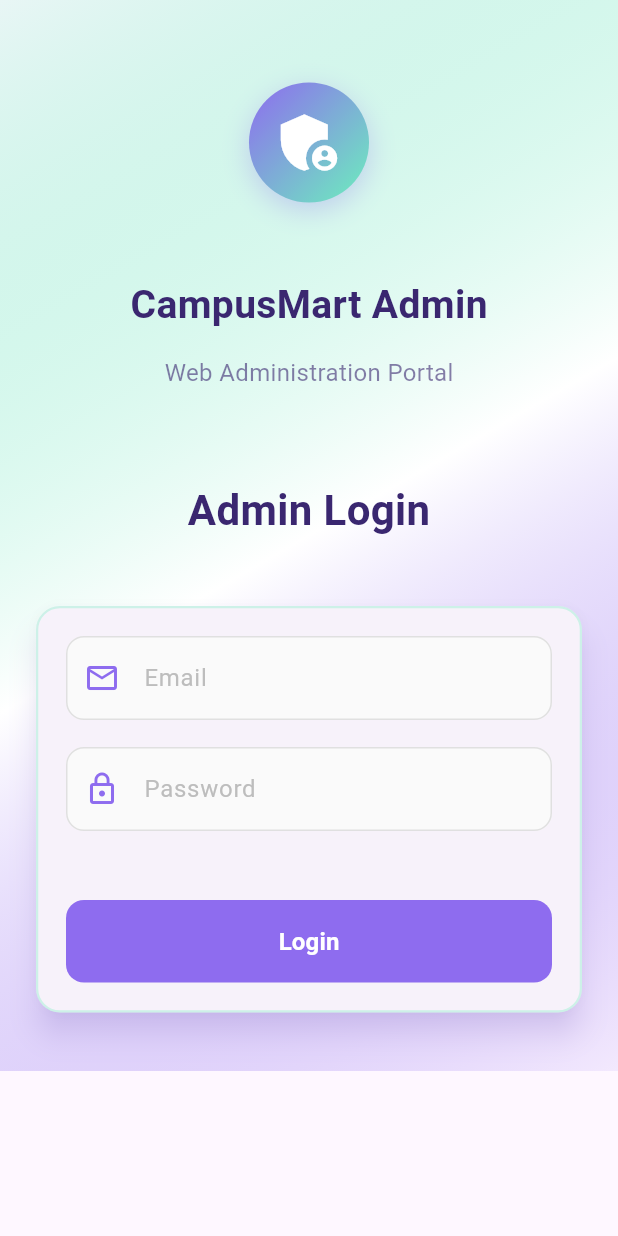
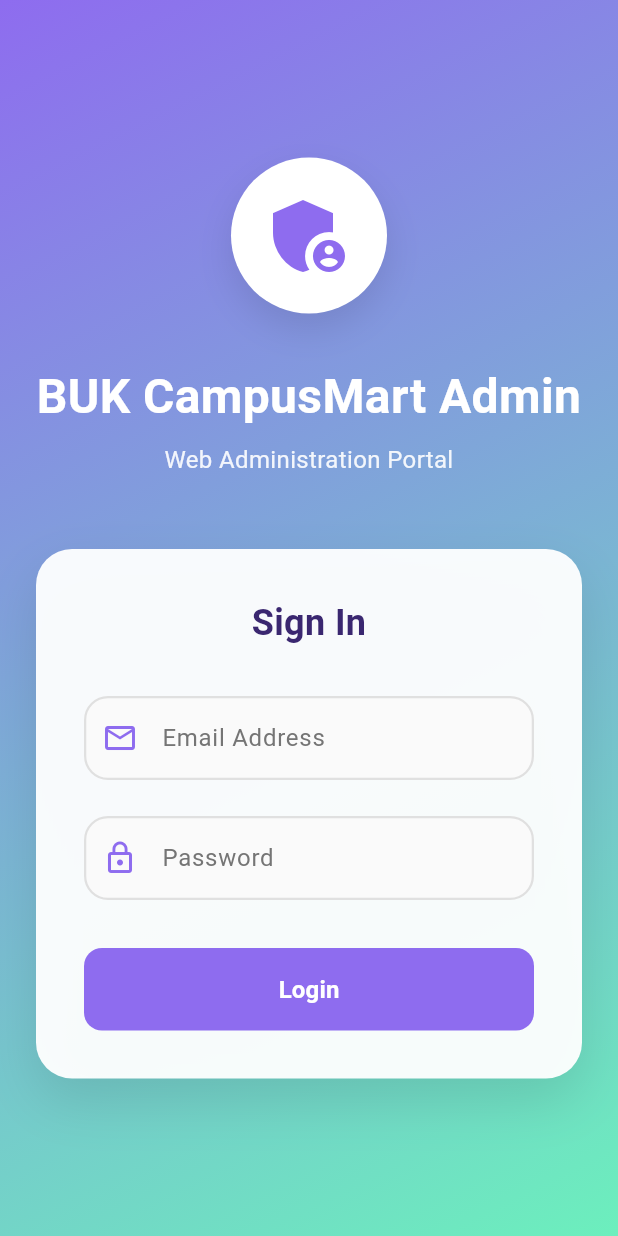
Before and after one commit to MujahidAmin1/campus_mart_admin_panel, a Flutter app: the screen it shows after launch, on a phone screen of 412 x 824 dp. Run offline on Flutter 3.47's test engine with Material 3 defaults, Android fonts, the phone set to English and light mode, and no system bars; our stand-ins replace cloud_firestore, firebase_auth, firebase_core, flutter_riverpod, riverpod; accounts and stored records are empty; statements that could not run were skipped.

Commit message:
final fix

```diff
--- a/lib/features/auth/view/authscreen.dart
+++ b/lib/features/auth/view/authscreen.dart
@@ -66,101 +66,138 @@ class _AuthScreenState extends ConsumerState<AuthScreen> {
             begin: Alignment.topLeft,
             end: Alignment.bottomRight,
             colors: [
-              Color(0xff6CEFBD).withOpacity(0.15),
-              Colors.white,
-              Color(0xff8E6CEF).withOpacity(0.1),
+              Color(0xff8E6CEF), // Purple
+              Color(0xff6CEFBD), // Teal
             ],
           ),
         ),
         child: SafeArea(
+          child: Center(
             child: SingleChildScrollView(
               child: Padding(
-              padding: const EdgeInsets.symmetric(horizontal: 20),
+                padding: const EdgeInsets.all(24),
+                child: ConstrainedBox(
+                  constraints: const BoxConstraints(maxWidth: 480),
                   child: Form(
                     key: _formKey,
                     child: Column(
-                  spacing: 15,
-                  crossAxisAlignment: CrossAxisAlignment.start,
+                      mainAxisAlignment: MainAxisAlignment.center,
                       children: [
-                    const SizedBox(height: 40),
-                    Center(
-                      child: Container(
-                        padding: EdgeInsets.all(15),
+                        // Logo and branding
+                        Container(
+                          padding: const EdgeInsets.all(20),
                           decoration: BoxDecoration(
-                          gradient: LinearGradient(
-                            colors: [Color(0xff8E6CEF), Color(0xff6CEFBD)],
-                            begin: Alignment.topLeft,
-                            end: Alignment.bottomRight,
-                          ),
+                            color: Colors.white,
                             shape: BoxShape.circle,
                             boxShadow: [
                               BoxShadow(
-                              color: Color(0xff8E6CEF).withOpacity(0.3),
-                              blurRadius: 15,
-                              offset: Offset(0, 5),
+                                color: Colors.black.withOpacity(0.1),
+                                blurRadius: 20,
+                                offset: const Offset(0, 10),
                               ),
                             ],
                           ),
                           child: Icon(
                             Icons.admin_panel_settings,
-                          size: 50,
-                          color: Colors.white,
+                            size: 64,
+                            color: Color(0xff8E6CEF),
                           ),
                         ),
+                        const SizedBox(height: 32),
+
+                        // Title
+                        Text(
+                          "BUK CampusMart Admin",
+                          style: kTextStyle(
+                            color: Colors.white,
+                            size: 32,
+                            isBold: true,
                           ),
-                    const SizedBox(height: 20),
-                    Center(
-                        child: Text("CampusMart Admin",
-                            style: kTextStyle(color: Color(0xff3A2770), size: 26, isBold: true))),
-                    Center(
-                        child: Text("Web Administration Portal",
-                            style: kTextStyle(color: Color(0xff3A2770).withOpacity(0.6), size: 16))),
-                    const SizedBox(height: 30),
-                    Center(
-                        child: Text("Admin Login",
-                            style: kTextStyle(size: 28, isBold: true, color: Color(0xff3A2770)))),
-                    const SizedBox(height: 10),
-                    Card(
-                      elevation: 8,
-                      shadowColor: Color(0xff8E6CEF).withOpacity(0.3),
-                      shape: RoundedRectangleBorder(
+                          textAlign: TextAlign.center,
+                        ),
+                        const SizedBox(height: 8),
+                        Text(
+                          "Web Administration Portal",
+                          style: kTextStyle(
+                            color: Colors.white.withOpacity(0.9),
+                            size: 16,
+                          ),
+                          textAlign: TextAlign.center,
+                        ),
+                        const SizedBox(height: 48),
+
+                        // Login Card with glassmorphism
+                        Container(
+                          decoration: BoxDecoration(
+                            color: Colors.white.withOpacity(0.95),
+                            borderRadius: BorderRadius.circular(24),
+                            boxShadow: [
+                              BoxShadow(
+                                color: Colors.black.withOpacity(0.1),
+                                blurRadius: 30,
+                                offset: const Offset(0, 15),
+                              ),
+                            ],
+                          ),
+                          child: Padding(
+                            padding: const EdgeInsets.all(32),
+                            child: Column(
+                              crossAxisAlignment: CrossAxisAlignment.stretch,
+                              children: [
+                                Text(
+                                  "Sign In",
+                                  style: kTextStyle(
+                                    size: 24,
+                                    isBold: true,
+                                    color: Color(0xff3A2770),
+                                  ),
+                                  textAlign: TextAlign.center,
+                                ),
+                                const SizedBox(height: 32),
+
+                                // Email Field
+                                TextFormField(
+                                  controller: emailController,
+                                  cursorColor: Color(0xff8E6CEF),
+                                  style: kTextStyle(size: 16, color: Color(0xff3A2770)),
+                                  decoration: InputDecoration(
+                                    prefixIcon: Icon(
+                                      Icons.email_outlined,
+                                      color: Color(0xff8E6CEF),
+                                    ),
+                                    labelText: "Email Address",
+                                    labelStyle: TextStyle(color: Colors.grey.shade600),
+                                    floatingLabelStyle: TextStyle(color: Color(0xff8E6CEF)),
+                                    focusedBorder: OutlineInputBorder(
                                       borderRadius: BorderRadius.circular(16),
-                        side: BorderSide(
-                          color: Color(0xff6CEFBD).withOpacity(0.3),
+                                      borderSide: BorderSide(
+                                        color: Color(0xff8E6CEF),
+                                        width: 2,
+                                      ),
+                                    ),
+                                    enabledBorder: OutlineInputBorder(
+                                      borderRadius: BorderRadius.circular(16),
+                                      borderSide: BorderSide(
+                                        color: Colors.grey.shade300,
                                         width: 1.5,
                                       ),
                                     ),
-                      child: Padding(
-                        padding: const EdgeInsets.all(20.0),
-                        child: Column(
-                          spacing: 18,
-                          crossAxisAlignment: CrossAxisAlignment.start,
-                          children: [
-                            TextFormField(
-                              controller: emailController,
-                              cursorColor: Color(0xff8E6CEF),
-                              decoration: InputDecoration(
-                                prefixIcon: Icon(Icons.email_outlined, color: Color(0xff8E6CEF)),
-                                focusedBorder: OutlineInputBorder(
-                                  borderRadius: BorderRadius.circular(12),
-                                  borderSide: BorderSide(color: Color(0xff8E6CEF), width: 2),
+                                    errorBorder: OutlineInputBorder(
+                                      borderRadius: BorderRadius.circular(16),
+                                      borderSide: BorderSide(
+                                        color: Colors.red.shade400,
+                                        width: 1.5,
                                       ),
-                                enabledBorder: OutlineInputBorder(
-                                  borderRadius: BorderRadius.circular(12),
-                                  borderSide: BorderSide(color: Colors.grey.shade300),
-                                ),
-                                errorBorder: OutlineInputBorder(
-                                  borderRadius: BorderRadius.circular(12),
-                                  borderSide: BorderSide(color: Colors.red.shade300),
                                     ),
                                     focusedErrorBorder: OutlineInputBorder(
-                                  borderRadius: BorderRadius.circular(12),
-                                  borderSide: BorderSide(color: Colors.red, width: 2),
+                                      borderRadius: BorderRadius.circular(16),
+                                      borderSide: BorderSide(
+                                        color: Colors.red,
+                                        width: 2,
+                                      ),
                                     ),
                                     filled: true,
                                     fillColor: Colors.grey.shade50,
-                                hintText: "Email",
-                                hintStyle: TextStyle(color: Colors.grey.shade400),
                                   ),
                                   validator: (value) {
                                     if (value == null || value.isEmpty) {
@@ -171,32 +208,52 @@ class _AuthScreenState extends ConsumerState<AuthScreen> {
                                     return null;
                                   },
                                 ),
+                                const SizedBox(height: 24),
+
+                                // Password Field
                                 TextFormField(
                                   controller: passwordController,
                                   obscureText: true,
                                   cursorColor: Color(0xff8E6CEF),
+                                  style: kTextStyle(size: 16, color: Color(0xff3A2770)),
                                   decoration: InputDecoration(
-                                prefixIcon: Icon(Icons.lock_outline, color: Color(0xff8E6CEF)),
+                                    prefixIcon: Icon(
+                                      Icons.lock_outline,
+                                      color: Color(0xff8E6CEF),
+                                    ),
+                                    labelText: "Password",
+                                    labelStyle: TextStyle(color: Colors.grey.shade600),
+                                    floatingLabelStyle: TextStyle(color: Color(0xff8E6CEF)),
                                     focusedBorder: OutlineInputBorder(
-                                  borderRadius: BorderRadius.circular(12),
-                                  borderSide: BorderSide(color: Color(0xff8E6CEF), width: 2),
+                                      borderRadius: BorderRadius.circular(16),
+                                      borderSide: BorderSide(
+                                        color: Color(0xff8E6CEF),
+                                        width: 2,
+                                      ),
                                     ),
                                     enabledBorder: OutlineInputBorder(
-                                  borderRadius: BorderRadius.circular(12),
-                                  borderSide: BorderSide(color: Colors.grey.shade300),
+                                      borderRadius: BorderRadius.circular(16),
+                                      borderSide: BorderSide(
+                                        color: Colors.grey.shade300,
+                                        width: 1.5,
+                                      ),
                                     ),
                                     errorBorder: OutlineInputBorder(
-                                  borderRadius: BorderRadius.circular(12),
-                                  borderSide: BorderSide(color: Colors.red.shade300),
+                                      borderRadius: BorderRadius.circular(16),
+                                      borderSide: BorderSide(
+                                        color: Colors.red.shade400,
+                                        width: 1.5,
+                                      ),
                                     ),
                                     focusedErrorBorder: OutlineInputBorder(
-                                  borderRadius: BorderRadius.circular(12),
-                                  borderSide: BorderSide(color: Colors.red, width: 2),
+                                      borderRadius: BorderRadius.circular(16),
+                                      borderSide: BorderSide(
+                                        color: Colors.red,
+                                        width: 2,
+                                      ),
                                     ),
                                     filled: true,
                                     fillColor: Colors.grey.shade50,
-                                hintText: "Password",
-                                hintStyle: TextStyle(color: Colors.grey.shade400),
                                   ),
                                   validator: (value) {
                                     if (value == null || value.isEmpty) {
@@ -207,9 +264,11 @@ class _AuthScreenState extends ConsumerState<AuthScreen> {
                                     return null;
                                   },
                                 ),
-                            const SizedBox(height: 10),
+                                const SizedBox(height: 32),
+
+                                // Submit Button
                                 buildSubmitButton(
-                              false, // Always false since this is login only
+                                  false,
                                   authstate,
                                   () async {
                                     if (_formKey.currentState!.validate()) {
@@ -219,14 +278,15 @@ class _AuthScreenState extends ConsumerState<AuthScreen> {
                                         passwordController.text.trim(),
                                       );
                                     }
-                              }
+                                  },
                                 ),
                               ],
                             ),
                           ),
                         ),
-                    const SizedBox(height: 20),
                       ],
+                    ),
+                  ),
                 ),
               ),
             ),
--- a/lib/features/drawer/pending delivery/controller/pend_controller.dart
+++ b/lib/features/drawer/pending delivery/controller/pend_controller.dart
@@ -27,10 +27,10 @@ final filteredPendingDeliveriesProvider = Provider.autoDispose<AsyncValue<List<M
     if (searchQuery.isNotEmpty) {
       return orders.where((order) {
         final orderId = order['orderId'] as String;
-        final last5Digits = orderId.length >= 5
-            ? orderId.substring(orderId.length - 5)
-            : orderId;
-        return last5Digits.toLowerCase().contains(searchQuery.toLowerCase());
+        final first6Chars = orderId.length >= 6
+          ? orderId.substring(0, 6)
+          : orderId;
+        return first6Chars.toLowerCase().contains(searchQuery.toLowerCase());
       }).toList();
     }
 
--- a/lib/features/drawer/pending delivery/view/pend_deliv_view.dart
+++ b/lib/features/drawer/pending delivery/view/pend_deliv_view.dart
@@ -9,7 +9,8 @@ class PendingDeliveryView extends ConsumerStatefulWidget {
   const PendingDeliveryView({super.key});
 
   @override
-  ConsumerState<PendingDeliveryView> createState() => _PendingDeliveryViewState();
+  ConsumerState<PendingDeliveryView> createState() =>
+      _PendingDeliveryViewState();
 }
 
 class _PendingDeliveryViewState extends ConsumerState<PendingDeliveryView> {
@@ -40,7 +41,9 @@ class _PendingDeliveryViewState extends ConsumerState<PendingDeliveryView> {
 
   @override
   Widget build(BuildContext context) {
-    final filteredDeliveriesAsync = ref.watch(filteredPendingDeliveriesProvider);
+    final filteredDeliveriesAsync = ref.watch(
+      filteredPendingDeliveriesProvider,
+    );
     final inflowOutflowAsync = ref.watch(inflowOutflowProvider);
     final controller = ref.watch(pendingDeliveryControllerProvider);
 
@@ -125,7 +128,10 @@ class _PendingDeliveryViewState extends ConsumerState<PendingDeliveryView> {
               },
               decoration: InputDecoration(
                 hintText: 'Search by Order ID...',
-                prefixIcon: const Icon(Icons.search, color: MyColors.purpleShade),
+                prefixIcon: const Icon(
+                  Icons.search,
+                  color: MyColors.purpleShade,
+                ),
                 suffixIcon: _searchController.text.isNotEmpty
                     ? IconButton(
                         icon: const Icon(Icons.clear, color: Colors.grey),
@@ -147,7 +153,10 @@ class _PendingDeliveryViewState extends ConsumerState<PendingDeliveryView> {
                 ),
                 focusedBorder: OutlineInputBorder(
                   borderRadius: BorderRadius.circular(12),
-                  borderSide: const BorderSide(color: MyColors.purpleShade, width: 2),
+                  borderSide: const BorderSide(
+                    color: MyColors.purpleShade,
+                    width: 2,
+                  ),
                 ),
               ),
             ),
@@ -203,10 +212,12 @@ class _PendingDeliveryViewState extends ConsumerState<PendingDeliveryView> {
                     final order = orders[index];
                     final orderId = order['orderId'] as String;
                     final productId = order['productId'] as String? ?? '';
-                    final orderDate = (order['orderDate'] as Timestamp?)?.toDate() ?? DateTime.now();
+                    final orderDate =
+                        (order['orderDate'] as Timestamp?)?.toDate() ??
+                        DateTime.now();
                     final status = order['status'] as String? ?? 'paid';
-                    final last5Digits = orderId.length >= 5
-                        ? orderId.substring(orderId.length - 5)
+                    final first6Chars = orderId.length >= 6
+                        ? orderId.substring(0, 6)
                         : orderId;
 
                     return FutureBuilder<String>(
@@ -216,7 +227,7 @@ class _PendingDeliveryViewState extends ConsumerState<PendingDeliveryView> {
 
                         return DeliveryWidget(
                           productName: productName,
-                          orderId: last5Digits,
+                          orderId: first6Chars,
                           timestamp: orderDate,
                           status: status,
                           onItemDropped: () async {
@@ -269,7 +280,9 @@ class _PendingDeliveryViewState extends ConsumerState<PendingDeliveryView> {
                               if (context.mounted) {
                                 ScaffoldMessenger.of(context).showSnackBar(
                                   const SnackBar(
-                                    content: Text('Payment released - Order completed'),
+                                    content: Text(
+                                      'Payment released - Order completed',
+                                    ),
                                     backgroundColor: Colors.green,
                                   ),
                                 );
@@ -292,9 +305,7 @@ class _PendingDeliveryViewState extends ConsumerState<PendingDeliveryView> {
                 );
               },
               loading: () => const Center(
-                child: CircularProgressIndicator(
-                  color: MyColors.purpleShade,
-                ),
+                child: CircularProgressIndicator(color: MyColors.purpleShade),
               ),
               error: (error, stack) => Center(
                 child: Column(
@@ -317,10 +328,7 @@ class _PendingDeliveryViewState extends ConsumerState<PendingDeliveryView> {
                     const SizedBox(height: 8),
                     Text(
                       error.toString(),
-                      style: const TextStyle(
-                        fontSize: 14,
-                        color: Colors.red,
-                      ),
+                      style: const TextStyle(fontSize: 14, color: Colors.red),
                       textAlign: TextAlign.center,
                     ),
                   ],
@@ -345,10 +353,7 @@ class _PendingDeliveryViewState extends ConsumerState<PendingDeliveryView> {
       decoration: BoxDecoration(
         color: Colors.white,
         borderRadius: BorderRadius.circular(12),
-        border: Border.all(
-          color: color.withValues(alpha: 0.2),
-          width: 1,
-        ),
+        border: Border.all(color: color.withValues(alpha: 0.2), width: 1),
       ),
       child: Column(
         crossAxisAlignment: CrossAxisAlignment.start,
@@ -386,10 +391,7 @@ class _PendingDeliveryViewState extends ConsumerState<PendingDeliveryView> {
           ),
           Text(
             subtitle,
-            style: TextStyle(
-              fontSize: 12,
-              color: Colors.grey.shade600,
-            ),
+            style: TextStyle(fontSize: 12, color: Colors.grey.shade600),
           ),
         ],
       ),
--- a/lib/main.dart
+++ b/lib/main.dart
@@ -6,7 +6,9 @@ import 'package:firebase_core/firebase_core.dart';
 import 'package:flutter/material.dart';
 import 'package:flutter_riverpod/flutter_riverpod.dart';
 
+
 void main() async {
+
   WidgetsFlutterBinding.ensureInitialized();
   await Firebase.initializeApp(options: DefaultFirebaseOptions.currentPlatform);
   runApp(ProviderScope(child: const MainApp()));
```
Lines whose indentation alone changed are shown as unchanged.
